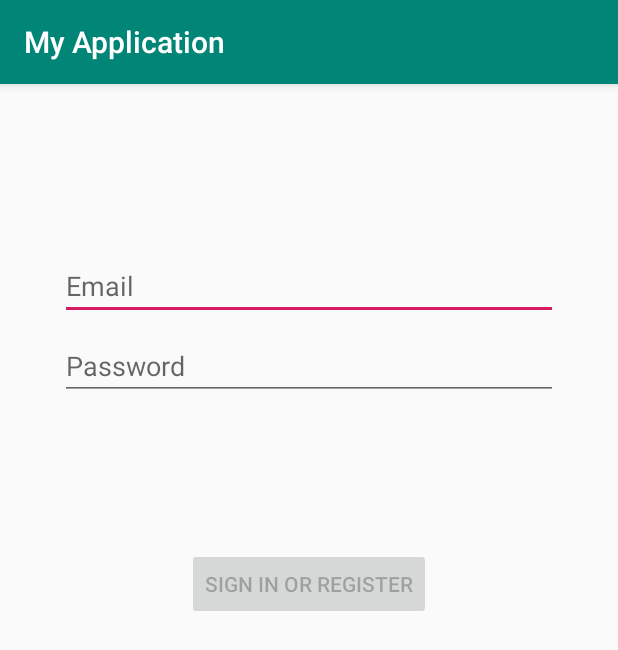
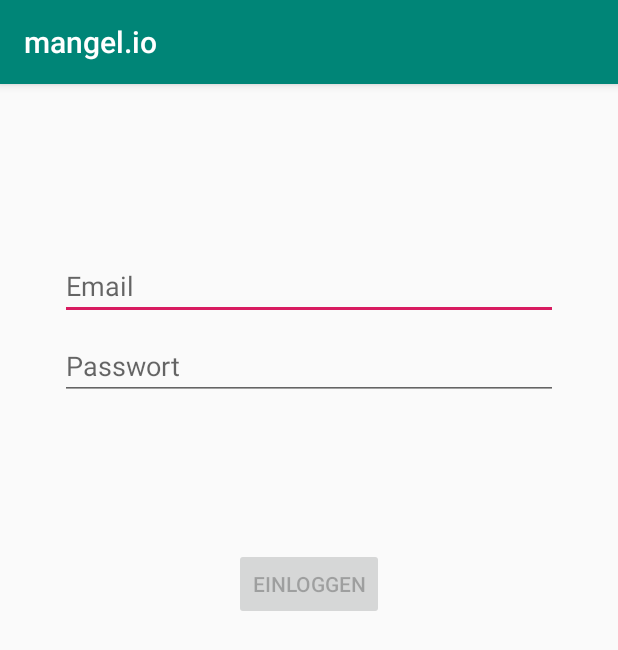
Before and after one commit to baupen/Android, an Android app: the screen it shows after launch (LoginActivity), on a phone screen of 412 x 824 dp. Shown: the top 650 px of the screen. Run offline under Robolectric (Android 15) with nearby library versions, the phone set to English and light mode, and no system bars.

```diff
--- /dev/null
+++ b/app/src/main/java/io/mangel/issuemanager/repositories/ConstructionManagerRepository.kt
@@ -0,0 +1,7 @@
+package io.mangel.issuemanager.repositories
+
+class ConstructionManagerRepository {
+    public fun login(username: String, password: String) {
+
+    }
+}
--- a/app/src/main/java/io/mangel/issuemanager/ui/login/LoginActivity.kt
+++ b/app/src/main/java/io/mangel/issuemanager/ui/login/LoginActivity.kt
@@ -34,7 +34,7 @@ class LoginActivity : AppCompatActivity() {
         loginViewModel = ViewModelProviders.of(this, LoginViewModelFactory())
             .get(LoginViewModel::class.java)
 
-        loginViewModel.loginFormState.observe(this@LoginActivity, Observer {
+        loginViewModel.loginFormState.observe(this, Observer {
             val loginState = it ?: return@Observer
 
             // disable login button unless both username / password is valid
@@ -48,7 +48,7 @@ class LoginActivity : AppCompatActivity() {
             }
         })
 
-        loginViewModel.loginResult.observe(this@LoginActivity, Observer {
+        loginViewModel.loginResult.observe(this, Observer {
             val loginResult = it ?: return@Observer
 
             loading.visibility = View.GONE
@@ -58,10 +58,6 @@ class LoginActivity : AppCompatActivity() {
             if (loginResult.success != null) {
                 updateUiWithUser(loginResult.success)
             }
-            setResult(Activity.RESULT_OK)
-
-            //Complete and destroy login activity once successful
-            finish()
         })
 
         username.afterTextChanged {
@@ -89,11 +85,11 @@ class LoginActivity : AppCompatActivity() {
                 }
                 false
             }
+        }
 
-            login.setOnClickListener {
-                loading.visibility = View.VISIBLE
-                loginViewModel.login(username.text.toString(), password.text.toString())
-            }
+        login.setOnClickListener {
+            loading.visibility = View.VISIBLE
+            loginViewModel.login(username.text.toString(), password.text.toString())
         }
     }
 
--- a/app/src/main/res/values/strings.xml
+++ b/app/src/main/res/values/strings.xml
@@ -1,12 +1,11 @@
 <resources>
-    <string name="app_name">My Application</string>
+    <string name="app_name">mangel.io</string>
     <!-- Strings related to login -->
     <string name="prompt_email">Email</string>
-    <string name="prompt_password">Password</string>
-    <string name="action_sign_in">Sign in or register</string>
-    <string name="action_sign_in_short">Sign in</string>
-    <string name="welcome">"Welcome !"</string>
-    <string name="invalid_username">Not a valid username</string>
-    <string name="invalid_password">Password must be >5 characters</string>
-    <string name="login_failed">"Login failed"</string>
+    <string name="prompt_password">Passwort</string>
+    <string name="action_sign_in">Einloggen</string>
+    <string name="action_sign_in_short">Einloggen</string>
+    <string name="welcome">Willkommen</string>
+    <string name="invalid_username">Benutzer nicht gefunden</string>
+    <string name="login_failed">Login fehlgeschlagen</string>
 </resources>
```
Also changed, not shown: 1 other file.
